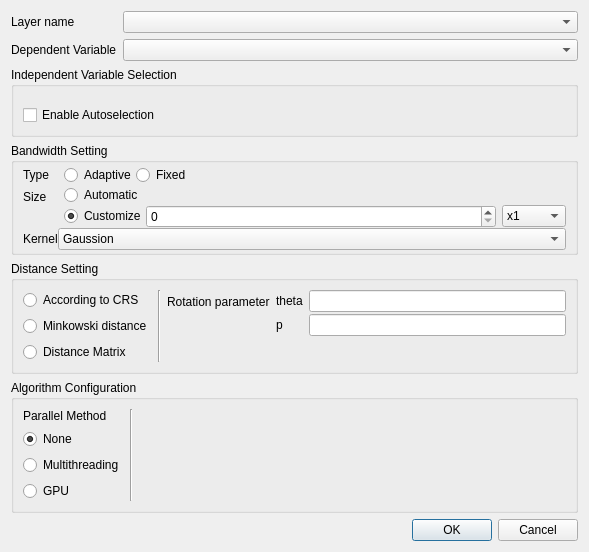
This is gwmgwroptionsdialog.ui in GWmodel-Lab/GWmodelS as Qt 5 draws it before an edit. The edited form follows.
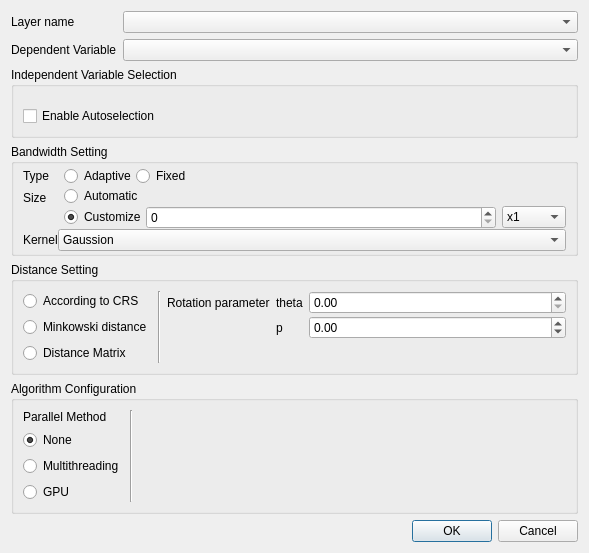
This is the edited form. The open tabs and pages were chosen to show the change. Custom widgets are drawn as their Qt base class.

Patch:
```diff
--- a/gwmgwroptionsdialog.ui
+++ b/gwmgwroptionsdialog.ui
@@ -7,7 +7,7 @@
     <x>0</x>
     <y>0</y>
     <width>589</width>
-    <height>552</height>
+    <height>553</height>
    </rect>
   </property>
   <property name="windowTitle">
@@ -432,9 +432,6 @@
               </property>
              </widget>
             </item>
-            <item row="0" column="1">
-             <widget class="QLineEdit" name="mThetaValue"/>
-            </item>
             <item row="1" column="0">
              <widget class="QLabel" name="label_6">
               <property name="text">
@@ -442,8 +439,15 @@
               </property>
              </widget>
             </item>
+            <item row="0" column="1">
+             <widget class="QDoubleSpinBox" name="mThetaValue"/>
+            </item>
             <item row="1" column="1">
-             <widget class="QLineEdit" name="mPValue"/>
+             <widget class="QDoubleSpinBox" name="mPValue">
+              <property name="minimum">
+               <double>-1.000000000000000</double>
+              </property>
+             </widget>
             </item>
            </layout>
           </item>
@@ -647,7 +651,28 @@
     </widget>
    </item>
    <item>
+    <layout class="QHBoxLayout" name="horizontalLayout_5">
+     <item>
+      <widget class="QLabel" name="mCheckMessage">
+       <property name="sizePolicy">
+        <sizepolicy hsizetype="Expanding" vsizetype="Preferred">
+         <horstretch>0</horstretch>
+         <verstretch>0</verstretch>
+        </sizepolicy>
+       </property>
+       <property name="text">
+        <string/>
+       </property>
+      </widget>
+     </item>
+     <item>
     <widget class="QDialogButtonBox" name="buttonBox">
+       <property name="sizePolicy">
+        <sizepolicy hsizetype="Fixed" vsizetype="Fixed">
+         <horstretch>0</horstretch>
+         <verstretch>0</verstretch>
+        </sizepolicy>
+       </property>
      <property name="orientation">
       <enum>Qt::Horizontal</enum>
      </property>
@@ -655,6 +680,8 @@
       <set>QDialogButtonBox::Cancel|QDialogButtonBox::Ok</set>
      </property>
     </widget>
+     </item>
+    </layout>
    </item>
   </layout>
  </widget>
```
Left out of the diff: 10 changed lines with no effect on the pictures. Lines whose indentation alone changed are shown as unchanged.
